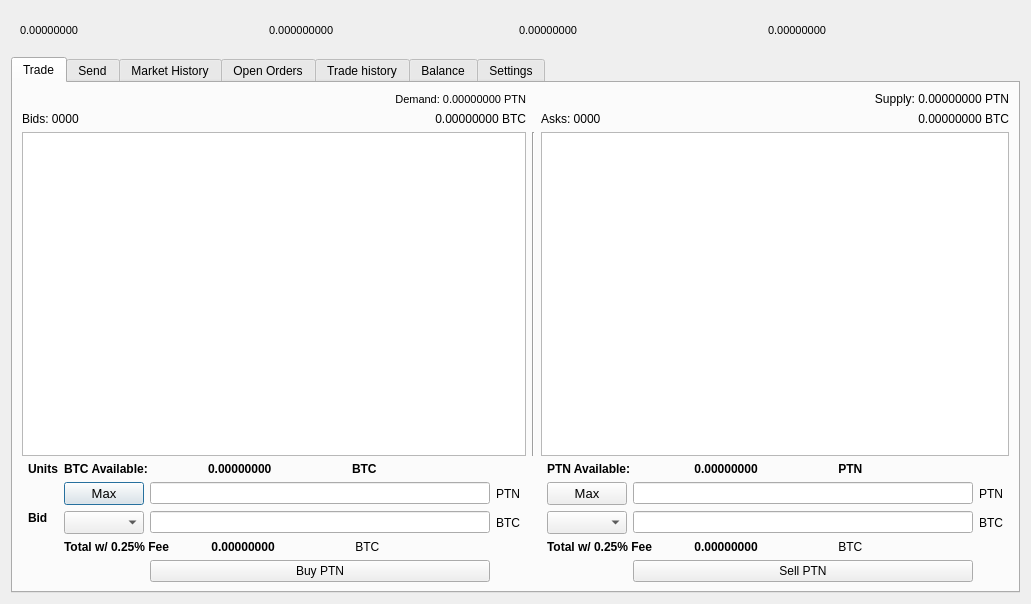
First picture: the form in src/qt/forms/tradingdialog.ui, repository MCLXI/CatoCore, before the edit.
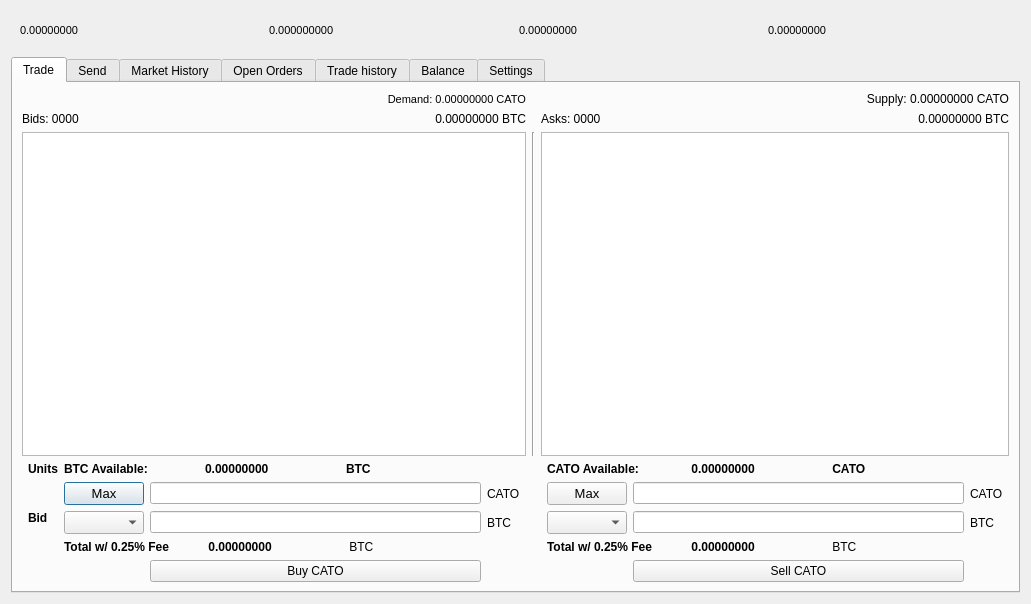
Second picture: the form after the edit. The open tabs and pages were chosen to show the change. Icons and pictures are not drawn.

Patch:
```diff
--- a/src/qt/forms/tradingdialog.ui
+++ b/src/qt/forms/tradingdialog.ui
@@ -704,7 +704,7 @@
             </font>
            </property>
            <property name="text">
-            <string>PTN Available:</string>
+            <string>CATO Available:</string>
            </property>
           </widget>
          </item>
@@ -1148,7 +1148,7 @@
             </font>
            </property>
            <property name="text">
-            <string> PTN</string>
+            <string> CATO</string>
            </property>
           </widget>
          </item>
@@ -1186,7 +1186,7 @@
        <item row="4" column="4">
         <widget class="QLabel" name="label_4">
          <property name="text">
-          <string>PTN</string>
+          <string>CATO</string>
          </property>
         </widget>
        </item>
@@ -1222,7 +1222,7 @@
        <item row="4" column="10">
         <widget class="QLabel" name="label_22">
          <property name="text">
-          <string>PTN</string>
+          <string>CATO</string>
          </property>
         </widget>
        </item>
@@ -2239,14 +2239,14 @@
        <item row="7" column="3">
         <widget class="QPushButton" name="BuyPTN">
          <property name="text">
-          <string>Buy PTN</string>
+          <string>Buy CATO</string>
          </property>
         </widget>
        </item>
        <item row="7" column="9">
         <widget class="QPushButton" name="SellPTNBTN">
          <property name="text">
-          <string>Sell PTN</string>
+          <string>Sell CATO</string>
          </property>
         </widget>
        </item>
@@ -2320,7 +2320,7 @@
           </font>
          </property>
          <property name="text">
-          <string>Demand: 0.00000000 PTN</string>
+          <string>Demand: 0.00000000 CATO</string>
          </property>
          <property name="alignment">
           <set>Qt::AlignRight|Qt::AlignTrailing|Qt::AlignVCenter</set>
@@ -2330,7 +2330,7 @@
        <item row="0" column="9" colspan="3">
         <widget class="QLabel" name="PTNSupply">
          <property name="text">
-          <string>Supply: 0.00000000 PTN</string>
+          <string>Supply: 0.00000000 CATO</string>
          </property>
          <property name="alignment">
           <set>Qt::AlignRight|Qt::AlignTrailing|Qt::AlignVCenter</set>
```
Left out of the diff: 48 changed lines with no effect on the pictures.
